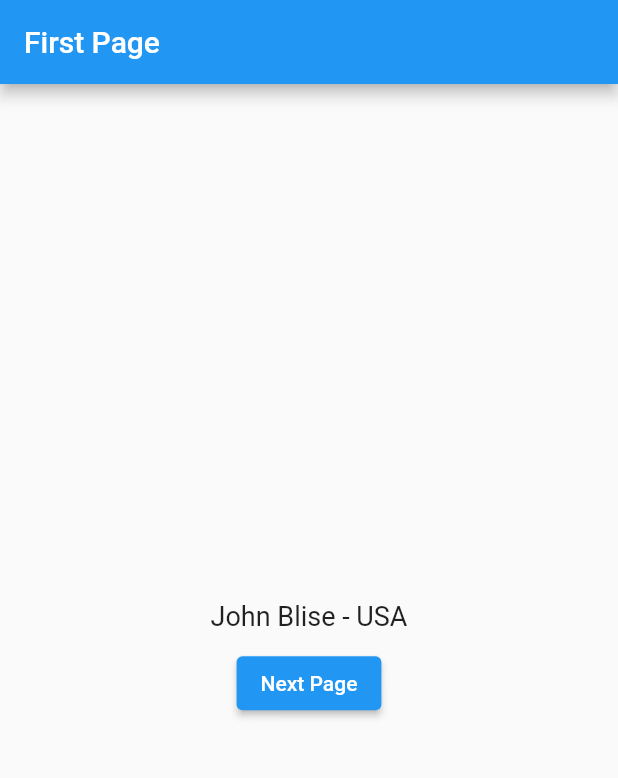
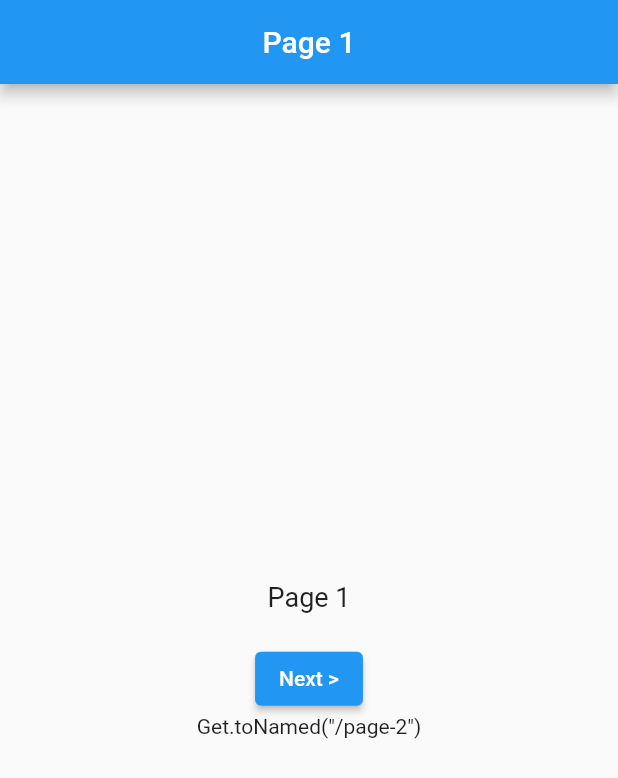
Before and after one commit to triagung128/flutter-getx-learn-basic, a Flutter app: the screen it shows after launch, on a phone screen of 412 x 824 dp. Shown: the top 778 px of the screen. Run offline on Flutter 3.47's test engine with Material 2 defaults, Android fonts, the phone set to English and light mode, and no system bars; our stand-ins replace get.

Commit message:
route management

```diff
--- a/lib/main.dart
+++ b/lib/main.dart
@@ -1,7 +1,10 @@
 import 'package:flutter/material.dart';
 import 'package:get/get.dart';
 
-import './dependency_management/pages/first_page.dart';
+import './route_management/page_1.dart';
+import './route_management/page_2.dart';
+import './route_management/page_3.dart';
+import './route_management/page_4.dart';
 
 void main() => runApp(const MyApp());
 
@@ -12,7 +15,32 @@ class MyApp extends StatelessWidget {
   Widget build(BuildContext context) {
     return GetMaterialApp(
       debugShowCheckedModeBanner: false,
-      home: FirstPage(),
+      home: const Page1(),
+      // routes: {
+      //   "page-1": (context) => const Page1(),
+      //   "page-2": (context) => const Page2(),
+      //   "page-3": (context) => const Page3(),
+      //   "page-4": (context) => const Page4(),
+      // },
+      // === Materi Route Management ===
+      getPages: [
+        GetPage(
+          name: "/page-1",
+          page: () => const Page1(),
+        ),
+        GetPage(
+          name: "/page-2",
+          page: () => const Page2(),
+        ),
+        GetPage(
+          name: "/page-3",
+          page: () => const Page3(),
+        ),
+        GetPage(
+          name: "/page-4",
+          page: () => const Page4(),
+        ),
+      ],
     );
   }
 }
--- /dev/null
+++ b/lib/route_management/page_1.dart
@@ -0,0 +1,47 @@
+import 'package:flutter/material.dart';
+import 'package:get/get.dart';
+
+// import './page_2.dart';
+
+class Page1 extends StatelessWidget {
+  const Page1({Key? key}) : super(key: key);
+
+  @override
+  Widget build(BuildContext context) {
+    return Scaffold(
+      appBar: AppBar(
+        centerTitle: true,
+        title: const Text("Page 1"),
+      ),
+      body: Center(
+        child: Column(
+          mainAxisAlignment: MainAxisAlignment.center,
+          children: [
+            const Text(
+              "Page 1",
+              style: TextStyle(
+                fontSize: 18,
+              ),
+            ),
+            const SizedBox(
+              height: 20,
+            ),
+            ElevatedButton(
+              onPressed: () {
+                // Get.to() == Navigator.of(context).push(route)
+                // Go.to() => Pindah ke halaman baru
+                // Get.to(const Page2());
+
+                // Contoh penggunaan getPages
+                Get.toNamed("/page-2");
+              },
+              child: const Text("Next >"),
+            ),
+            // const Text("Get.to(Page2)"),
+            const Text("Get.toNamed(\"/page-2\")"),
+          ],
+        ),
+      ),
+    );
+  }
+}
```
Also changed, not shown: lib/route_management/page_2.dart (added, +61 -0 lines), lib/route_management/page_3.dart (added, +53 -0 lines), lib/route_management/page_4.dart (added, +57 -0 lines).
